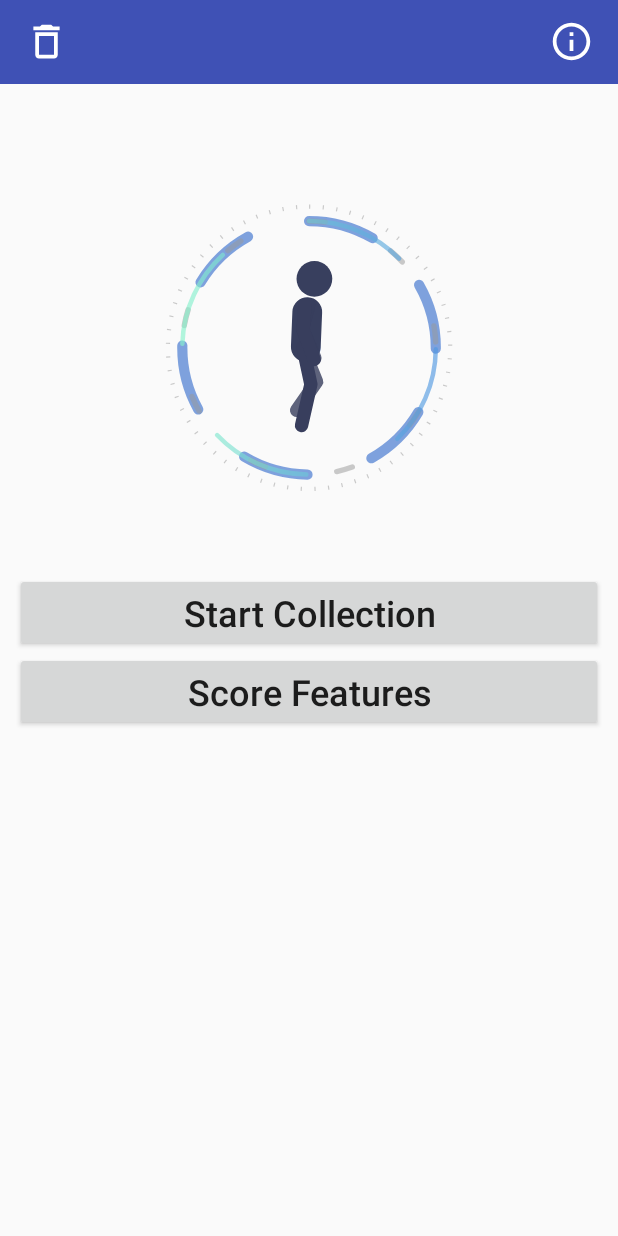
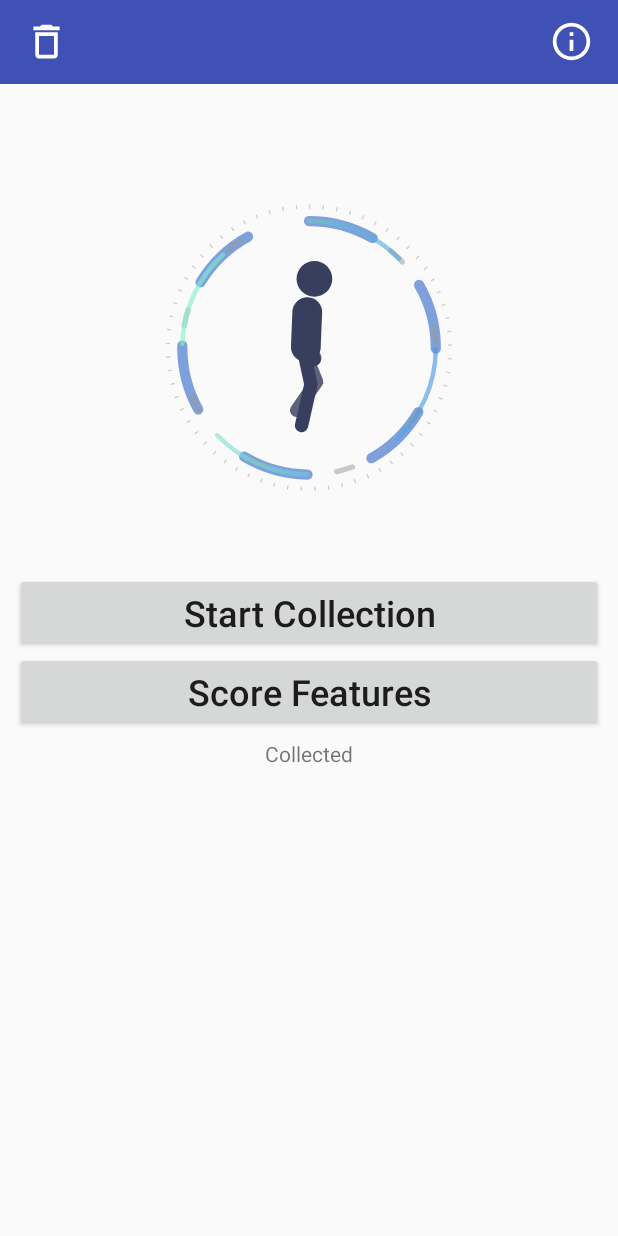
Before and after one commit to mattiadevivo/gaitauth-sample-app-android, an Android app: the fragment TestingFragment placed in its activity, on a phone screen of 412 x 824 dp. Run offline under Robolectric (Android 15) with nearby library versions, the phone set to English and light mode, and no system bars; libraries missing offline, so code that uses them is left out: id.unify.sdk.

Commit message:
Added collected feature count text in testing fragment

```diff
--- a/app/build.gradle
+++ b/app/build.gradle
@@ -41,5 +41,5 @@ dependencies {
     testImplementation 'junit:junit:4.12'
     androidTestImplementation 'androidx.test.ext:junit:1.1.2'
     androidTestImplementation 'androidx.test.espresso:espresso-core:3.3.0'
-    implementation 'id.unify.sdk:sdk-gaitauth:1.3.19'
+    implementation 'id.unify.sdk:sdk-gaitauth:1.5.2'
 }
--- a/app/src/main/java/id/unify/gaitauth_sample_app/fragments/TestingFragment.java
+++ b/app/src/main/java/id/unify/gaitauth_sample_app/fragments/TestingFragment.java
@@ -6,7 +6,10 @@
 
 package id.unify.gaitauth_sample_app.fragments;
 
+import android.content.BroadcastReceiver;
 import android.content.Context;
+import android.content.Intent;
+import android.content.IntentFilter;
 import android.os.Bundle;
 import android.util.Log;
 import android.view.LayoutInflater;
@@ -14,8 +17,12 @@ import android.view.View;
 import android.view.ViewGroup;
 import android.widget.Toast;
 
+import id.unify.gaitauth_sample_app.GaitAuthService;
 import androidx.annotation.NonNull;
 import androidx.fragment.app.Fragment;
+import androidx.localbroadcastmanager.content.LocalBroadcastManager;
+
+import java.util.Locale;
 
 import id.unify.gaitauth_sample_app.R;
 import id.unify.gaitauth_sample_app.databinding.FragmentTestingBinding;
@@ -37,6 +44,18 @@ public class TestingFragment extends Fragment {
     private TestingListener callbacks;
     private boolean collecting = false;
 
+    // Handle broadcasts from FeatureCollectionService to bump collectedCount
+    private BroadcastReceiver featureStatsUpdateReceiver = new BroadcastReceiver() {
+        @Override
+        public void onReceive(Context context, Intent intent) {
+            if (getActivity() != null) {
+                int count = intent.getIntExtra(
+                        GaitAuthService.BROADCAST_EXTRA_FEATURE_COUNT, 0);
+                updateCollectedCountUI(count);
+            }
+        }
+    };
+
     @Override
     public View onCreateView(@NonNull LayoutInflater inflater, ViewGroup container,
             Bundle savedInstanceState) {
@@ -50,6 +69,7 @@ public class TestingFragment extends Fragment {
         }
 
         parseArgumentsAndUpdateCollectingState();
+        setupBroadcastReceiver(context);
         refreshUI();
         setupStartOrStopBtnCallback();
         setupScoreFeaturesBtnCallback(context);
@@ -73,6 +93,25 @@ public class TestingFragment extends Fragment {
             viewBinding.startPauseCollectionButton.setText(R.string.start_collection_button);
             viewBinding.watchAnimation.pauseAnimation();
         }
+    }
+
+    // Setup broadcast receiver to get collectedCount from foreground service
+    private void setupBroadcastReceiver(Context context) {
+        IntentFilter intentFilter = new IntentFilter();
+        intentFilter.addAction(GaitAuthService.ACTION_FEATURE_COLLECTED_COUNT_UPDATE);
+        LocalBroadcastManager.getInstance(context).registerReceiver(featureStatsUpdateReceiver,
+                intentFilter);
+    }
+
+    private void runOnUiThread(Runnable action) {
+        if (getActivity() != null) {
+            getActivity().runOnUiThread(action);
+        }
+    }
+
+    private void updateCollectedCountUI(int count) {
+        runOnUiThread(() -> viewBinding.collectedScoreCount.setText(String.format(Locale.US, "%d",
+                count)));
     }
 
     private void setupStartOrStopBtnCallback() {
--- a/app/src/main/res/layout/fragment_testing.xml
+++ b/app/src/main/res/layout/fragment_testing.xml
@@ -37,5 +37,19 @@
             android:text="@string/score_features"
             android:textAllCaps="false"
             android:textSize="24sp" />
+
+        <TextView
+            android:id="@+id/collectedScoreLabel"
+            android:layout_width="match_parent"
+            android:layout_height="wrap_content"
+            android:text="@string/collected_label"
+            android:textAlignment="center" />
+
+        <TextView
+            android:id="@+id/collectedScoreCount"
+            android:layout_width="match_parent"
+            android:layout_height="wrap_content"
+            android:textAlignment="center"
+            android:textSize="18sp" />
     </LinearLayout>
 </LinearLayout>
```
